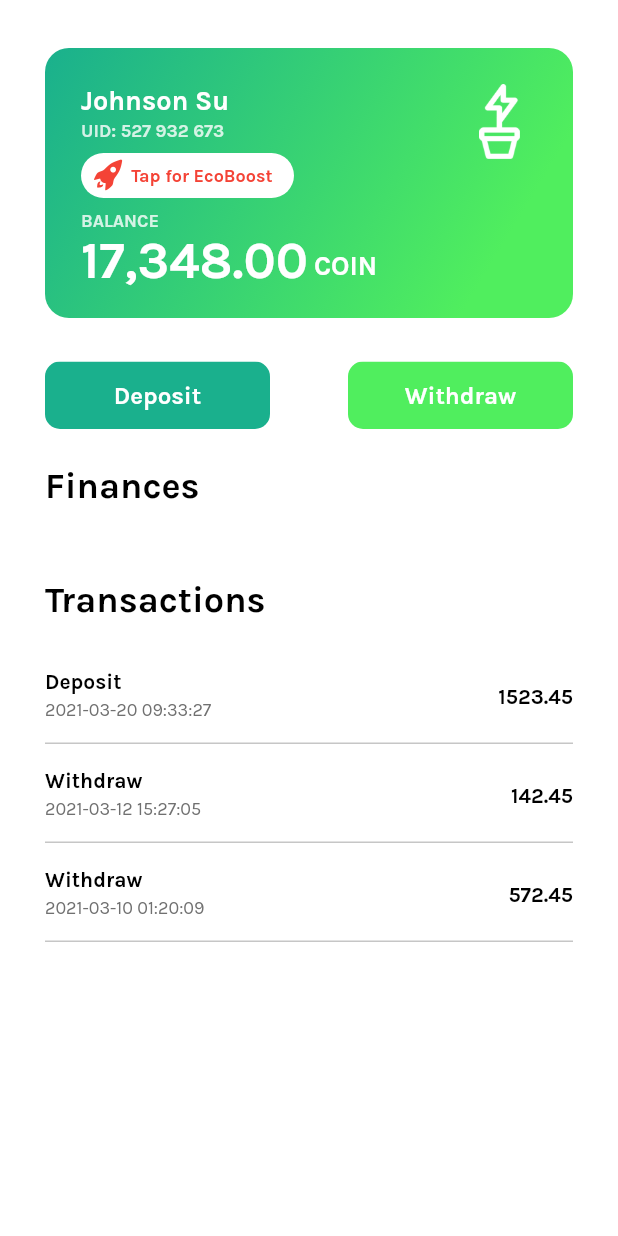
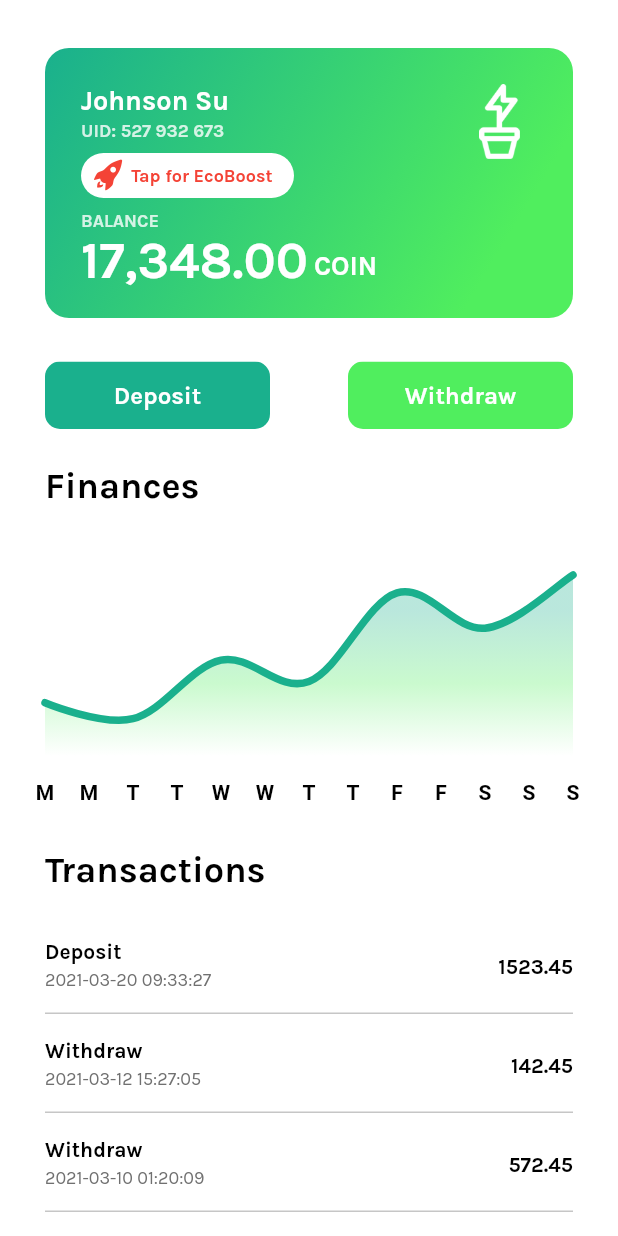
Before and after one commit to Johnson-Su/EcoBlock, a Flutter app: the screen it shows after launch, on a phone screen of 412 x 824 dp. Run offline on Flutter 3.47's test engine with Material 2 defaults, Android fonts, the phone set to English and light mode, and no system bars; drawn by our look-alikes of fl_chart; our stand-ins replace google_fonts.

Commit message:
Add line graph data and preliminary graph

```diff
--- a/eco_block/lib/boostPage.dart
+++ b/eco_block/lib/boostPage.dart
@@ -1,7 +1,6 @@
 import 'package:flutter/material.dart';
 import 'package:google_fonts/google_fonts.dart';
 import 'dashboard.dart';
-import 'main.dart';
 
 class BoostPage extends StatelessWidget {
   @override
--- a/eco_block/lib/data.dart
+++ b/eco_block/lib/data.dart
@@ -1,4 +1,6 @@
+import 'package:flutter/material.dart';
 import 'package:intl/intl.dart';
+import 'package:fl_chart/fl_chart.dart';
 
 /*User Info for Dashboard*/
 class User {
@@ -35,3 +37,114 @@ List<Transaction> transactions = [
       dateAndTime: DateTime.utc(2021, 3, 10, 1, 20, 09),
       amount: 572.45),
 ];
+
+/*Graph Data*/
+
+final List<Color> gradientColors = [
+  const Color(0xff1AB08D),
+  const Color(0xff50EE5E),
+  const Color(0xffffffff)
+];
+
+LineChartData sampleData() {
+  return LineChartData(
+    minX: 0.0,
+    maxX: 6.0, //one week
+    minY: 0.0,
+    maxY: 2000.0,
+    lineBarsData: mockData(),
+    gridData: FlGridData(show: false),
+    borderData: FlBorderData(show: false),
+    lineTouchData: LineTouchData(
+        touchTooltipData: LineTouchTooltipData(
+            tooltipBgColor: Colors.blueGrey,
+            getTooltipItem: (group, groupIndex, rod, rodIndex) {
+              String weekDay;
+              switch (group.x.toInt()) {
+                case 0:
+                  weekDay = 'Monday';
+                  break;
+                case 1:
+                  weekDay = 'Tuesday';
+                  break;
+                case 2:
+                  weekDay = 'Wednesday';
+                  break;
+                case 3:
+                  weekDay = 'Thursday';
+                  break;
+                case 4:
+                  weekDay = 'Friday';
+                  break;
+                case 5:
+                  weekDay = 'Saturday';
+                  break;
+                case 6:
+                  weekDay = 'Sunday';
+                  break;
+              }
+              return BarTooltipItem(weekDay + '\n' + (rod.y - 1).toString(),
+                  TextStyle(color: Colors.yellow));
+            }),
+        handleBuiltInTouches: true),
+    titlesData: FlTitlesData(
+      show: true,
+      bottomTitles: SideTitles(
+        showTitles: true,
+        getTextStyles: (value) => const TextStyle(
+            color: Colors.black, fontWeight: FontWeight.bold, fontSize: 14),
+        margin: 16,
+        getTitles: (double value) {
+          switch (value.toInt()) {
+            case 0:
+              return 'M';
+            case 1:
+              return 'T';
+            case 2:
+              return 'W';
+            case 3:
+              return 'T';
+            case 4:
+              return 'F';
+            case 5:
+              return 'S';
+            case 6:
+              return 'S';
+            default:
+              return '';
+          }
+        },
+      ),
+      leftTitles: SideTitles(
+        showTitles: false,
+      ),
+    ),
+  );
+}
+
+List<LineChartBarData> mockData() {
+  final LineChartBarData data = LineChartBarData(
+    spots: [
+      FlSpot(0, 500),
+      FlSpot(1, 350),
+      FlSpot(2, 900),
+      FlSpot(3, 700),
+      FlSpot(4, 1532),
+      FlSpot(5, 1200),
+      FlSpot(6, 1700),
+    ],
+    barWidth: 5,
+    isStrokeCapRound: true,
+    colors: <Color>[Color(0xff1AB08D)],
+    isCurved: true,
+    dotData: FlDotData(show: false),
+    belowBarData: BarAreaData(
+      show: true,
+      colors: gradientColors.map((color) => color.withOpacity(0.3)).toList(),
+      gradientColorStops: const [0.2, 0.5, 0.95],
+      gradientFrom: const Offset(0.5, 0.2),
+      gradientTo: const Offset(0.5, 1),
+    ),
+  );
+  return [data];
+}
--- a/eco_block/lib/main.dart
+++ b/eco_block/lib/main.dart
@@ -2,6 +2,7 @@ import 'package:flutter/material.dart';
 import 'package:google_fonts/google_fonts.dart';
 import 'dashboard.dart';
 import 'data.dart';
+import 'package:fl_chart/fl_chart.dart';
 
 //For titles
 class Header extends StatefulWidget {
@@ -19,9 +20,7 @@ class HeaderState extends State<Header> {
       child: Text(
         widget.title,
         style: GoogleFonts.karla(
-            fontSize: 24,
-            fontWeight: FontWeight.bold,
-            color: Colors.black),
+            fontSize: 24, fontWeight: FontWeight.bold, color: Colors.black),
       ),
     );
   }
@@ -38,6 +37,13 @@ class HomePage extends StatelessWidget {
             Dashboard(),
             Buttons(),
             Header(title: "Finances"),
+            //Graph
+            Container(
+              height: 180,
+              child: Padding(
+                  padding: EdgeInsets.symmetric(horizontal: 30.0),
+                  child: LineChart(sampleData())),
+            ),
             Header(title: "Transactions"),
             for (Transaction trans in transactions)
               Container(
--- a/eco_block/pubspec.yaml
+++ b/eco_block/pubspec.yaml
@@ -13,6 +13,7 @@ dependencies:
   intl: ^0.17.0
   cupertino_icons: ^1.0.2
   flutter_mobile_vision: ^0.1.3
+  fl_chart: ^0.20.1
 
 dev_dependencies:
   flutter_test:
```
Also changed, not shown: eco_block/pubspec.lock.
